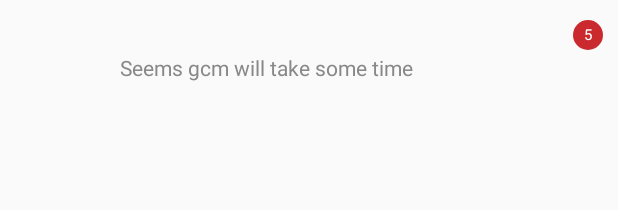
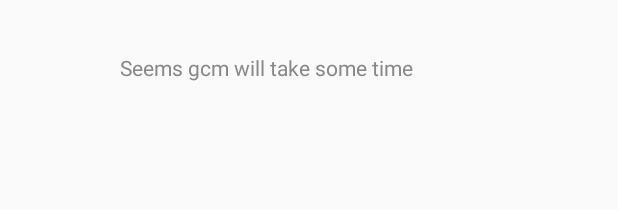
Before and after one commit to pkyad/libreERP-AndroidConnector, an Android app: the layout notification.xml on its own in the app's theme, with its tools: preview values and no code run, on a phone screen of 412 x 824 dp. Shown: the top 210 px of the screen. Run offline under Robolectric (Android 15) with nearby library versions, the phone set to English and light mode, and no system bars.

Commit message:
After notification DP set

```diff
--- a/app/src/main/res/layout/notification.xml
+++ b/app/src/main/res/layout/notification.xml
@@ -49,17 +49,7 @@
         android:layout_alignParentRight="true"
         android:layout_alignParentTop="true"/>
 
-    <TextView android:id="@+id/not_count"
-        android:layout_width="20dp"
-        android:layout_height="20dp"
-        android:gravity="center"
-        android:textSize="10dp"
-        android:textColor="@android:color/white"
-        android:layout_below="@id/timestamp"
-        android:layout_marginTop="5dp"
-        android:layout_alignParentRight="true"
-        android:text="5"
-        android:background="@drawable/bg_circle"/>
+
 
 
 </RelativeLayout>
```
Also changed, not shown: app/src/main/java/com/example/yadav/IM/HomeActivity.java (+8 -6 lines).
